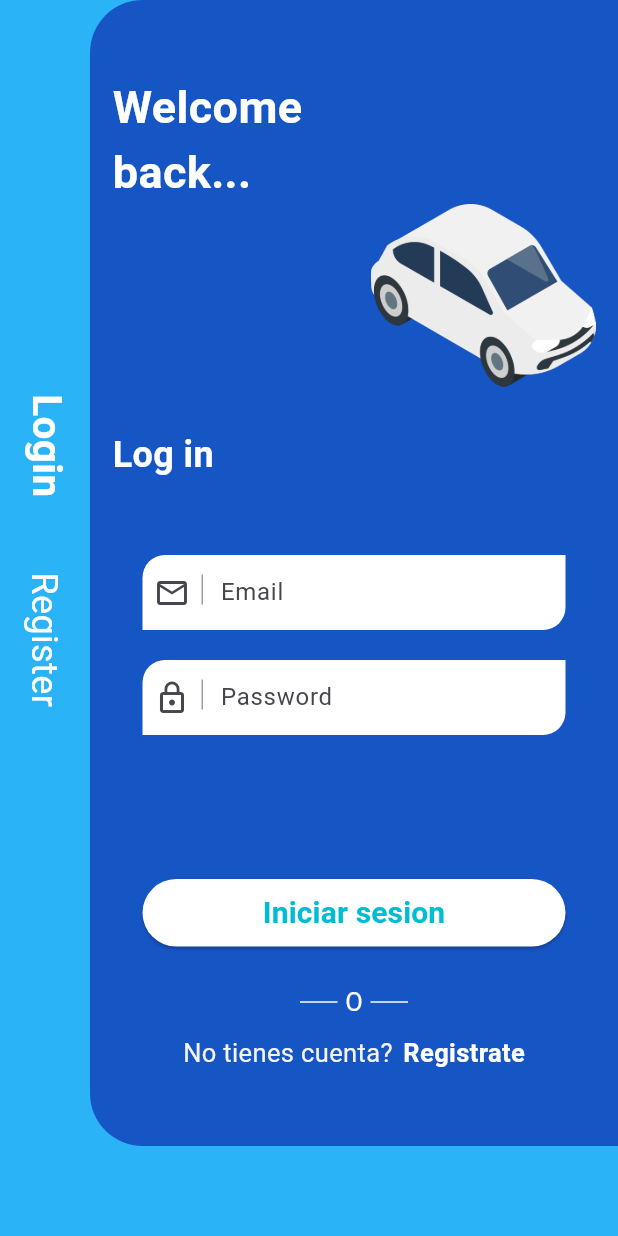
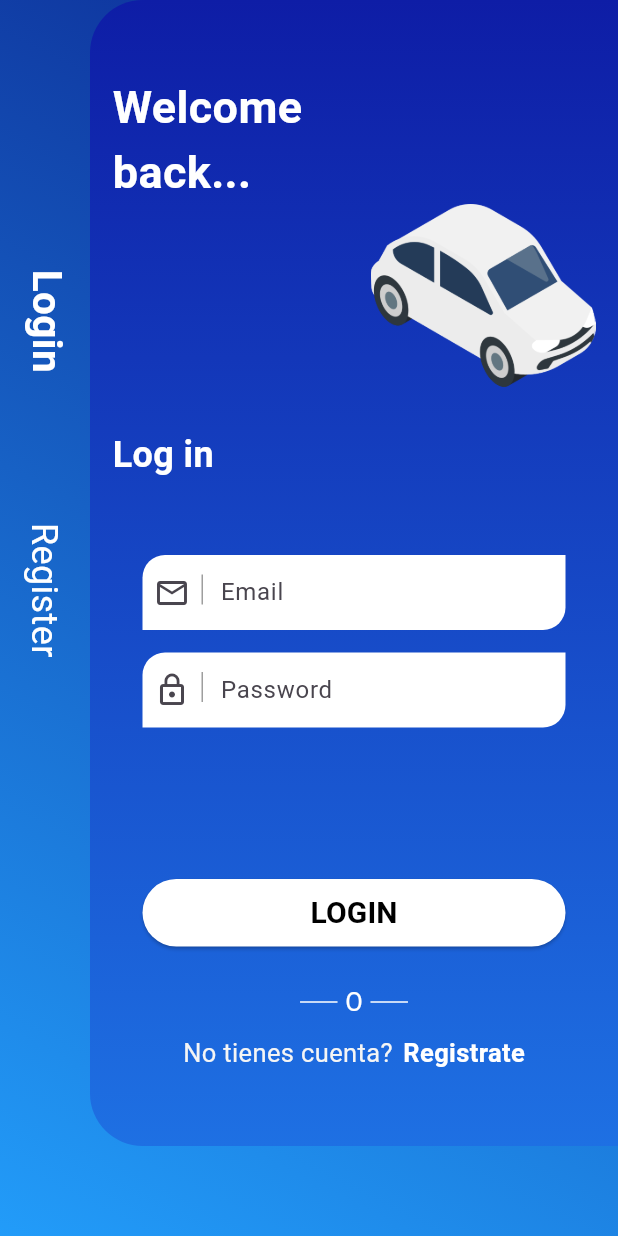
Before and after one commit to alanbalfonso/Flutter_Indriver_Clone, a Flutter app: the screen it shows after launch, on a phone screen of 412 x 824 dp. Run offline on Flutter 3.47's test engine with Material 3 defaults, Android fonts, the phone set to English and light mode, and no system bars.

Commit message:
nuevos archivos y programacion modular

```diff
--- a/app/indriver_clone_flutter/lib/main.dart
+++ b/app/indriver_clone_flutter/lib/main.dart
@@ -13,6 +13,7 @@ class MyApp extends StatelessWidget {
   Widget build(BuildContext context) {
     return MaterialApp(
         title: 'Flutter Demo',
+        debugShowCheckedModeBanner: false,
         theme: ThemeData(
           colorScheme: ColorScheme.fromSeed(seedColor: Colors.deepPurple),
           useMaterial3: true,
--- a/app/indriver_clone_flutter/lib/src/presentation/pages/auth/login/LoginContent.dart
+++ b/app/indriver_clone_flutter/lib/src/presentation/pages/auth/login/LoginContent.dart
@@ -1,4 +1,6 @@
 import 'package:flutter/material.dart';
+import 'package:indriver_clone_flutter/src/presentation/widgets/DefaultButton.dart';
+import 'package:indriver_clone_flutter/src/presentation/widgets/DefaultTextField.dart';
 
 class LoginContent extends StatelessWidget {
   const LoginContent({super.key});
@@ -9,38 +11,37 @@ class LoginContent extends StatelessWidget {
       Container(
         height: MediaQuery.of(context).size.height,
         width: MediaQuery.of(context).size.width,
-        color: const Color.fromARGB(255, 43, 179, 247),
+        decoration: BoxDecoration(
+          gradient: LinearGradient(
+              begin: Alignment.topRight,
+              end: Alignment.bottomLeft,
+              colors: [
+                Color.fromARGB(255, 12, 38, 145),
+                Color.fromARGB(255, 34, 156, 249)
+              ]),
+        ),
         padding: EdgeInsets.only(left: 12),
         child: Column(
           crossAxisAlignment: CrossAxisAlignment.start, //HORIZONTAL
           mainAxisAlignment: MainAxisAlignment.center, //VERTICAL
           children: [
-            RotatedBox(
-              quarterTurns: 1,
-              child: Text(
-                'Login',
-                style: TextStyle(
-                    color: Colors.white,
-                    fontSize: 27,
-                    fontWeight: FontWeight.bold),
-              ),
-            ),
-            SizedBox(height: 50),
-            RotatedBox(
-              quarterTurns: 1,
-              child: Text(
-                'Register',
-                style: TextStyle(color: Colors.white, fontSize: 24),
-              ),
-            ),
-            SizedBox(height: 90),
+            _textLoginRotated(),
+            SizedBox(height: 100),
+            _textRegisterRotated(),
+            SizedBox(height: MediaQuery.of(context).size.height * 0.25),
           ],
         ),
       ),
       Container(
         margin: EdgeInsets.only(left: 60, bottom: 60),
         decoration: BoxDecoration(
-            color: Color.fromARGB(255, 22, 85, 196),
+            gradient: LinearGradient(
+                begin: Alignment.topCenter,
+                end: Alignment.bottomCenter,
+                colors: [
+                  Color.fromARGB(255, 14, 29, 166),
+                  Color.fromARGB(255, 30, 112, 227)
+                ]),
             borderRadius: BorderRadius.only(
                 topLeft: Radius.circular(35), bottomLeft: Radius.circular(35))),
         child: Container(
@@ -48,120 +49,58 @@ class LoginContent extends StatelessWidget {
           child: Column(
             crossAxisAlignment: CrossAxisAlignment.start,
             children: [
+              SizedBox(height: 50),
+              //! Texto de welcome back
+              _textWelcome('Welcome'),
+              _textWelcome('back...'),
+              _imageCar(),
+              _textLogin(),
+              //! Textfield de email y password
+              DefaultTextField(text: 'Email', icon: Icons.email_outlined),
+              DefaultTextField(
+                text: 'Password',
+                icon: Icons.lock_outline,
+                margin: EdgeInsets.only(top: 15, left: 20, right: 20),
+              ),
+              Spacer(),
+              DefaultButton(text: 'LOGIN'),
+              _separatorOr(),
+              SizedBox(
+                height: 10,
+              ),
+              _textDonHaveAccount(),
               SizedBox(
                 height: 50,
-              ),
-              Text(
-                'Welcome',
-                style: TextStyle(
-                    fontSize: 30,
-                    color: Colors.white,
-                    fontWeight: FontWeight.bold),
-              ),
-              Text(
-                'back...',
-                style: TextStyle(
-                    fontSize: 30,
-                    color: Colors.white,
-                    fontWeight: FontWeight.bold),
-              ),
-              Container(
-                alignment: Alignment.centerRight,
-                child: Image.asset(
-                  'assets/img/car_white.png',
-                  width: 150,
-                  height: 150,
-                ),
-              ),
-              Text(
-                'Log in',
-                style: TextStyle(
-                    fontSize: 24,
-                    color: Colors.white,
-                    fontWeight: FontWeight.bold),
-              ),
-              Container(
-                height: 50, //altura del container de email
-                margin: EdgeInsets.only(top: 50, left: 20, right: 20),
-                decoration: BoxDecoration(
-                  color: Colors.white,
-                  borderRadius: BorderRadius.only(
-                    topLeft: Radius.circular(15),
-                    bottomRight: Radius.circular(15),
-                  ),
-                ),
-                child: TextFormField(
-                  decoration: InputDecoration(
-                    label: Text('Email'),
-                    border: InputBorder.none,
-                    prefixIcon: Container(
-                      margin: EdgeInsets.only(top: 12),
-                      child: Wrap(
-                        alignment: WrapAlignment.spaceEvenly,
-                        children: [
-                          Icon(Icons.email_outlined),
-                          Container(
-                            height: 20,
-                            width: 1,
-                            color: Colors.grey,
               )
             ],
           ),
         ),
       ),
+    ]);
+  }
+
+  Widget _textDonHaveAccount() {
+    return Row(
+      mainAxisAlignment: MainAxisAlignment.center,
+      children: [
+        Text(
+          'No tienes cuenta?',
+          style: TextStyle(color: Colors.grey[100], fontSize: 17),
         ),
+        SizedBox(
+          width: 7,
         ),
-              Container(
-                height: 50, //altura del container de password
-                margin: EdgeInsets.only(top: 20, left: 20, right: 20),
-                decoration: BoxDecoration(
-                  color: Colors.white,
-                  borderRadius: BorderRadius.only(
-                    topLeft: Radius.circular(15),
-                    bottomRight: Radius.circular(15),
-                  ),
-                ),
-                child: TextFormField(
-                  decoration: InputDecoration(
-                    label: Text('Password'),
-                    border: InputBorder.none,
-                    prefixIcon: Container(
-                      margin: EdgeInsets.only(top: 12),
-                      child: Wrap(
-                        alignment: WrapAlignment.spaceEvenly,
-                        children: [
-                          Icon(Icons.lock_outline),
-                          Container(
-                            height: 20,
-                            width: 1,
-                            color: Colors.grey,
+        Text(
+          'Registrate',
+          style: TextStyle(
+              color: Colors.white, fontWeight: FontWeight.bold, fontSize: 17),
         )
       ],
-                      ),
-                    ),
-                  ),
-                ),
-              ),
-              Spacer(),
-              Container(
-                height: 45,
-                width: MediaQuery.of(context).size.width,
-                // alignment: Alignment.center,
-                margin: EdgeInsets.only(bottom: 25, left: 20, right: 20),
-                child: ElevatedButton(
-                  onPressed: () {},
-                  style:
-                      ElevatedButton.styleFrom(backgroundColor: Colors.white),
-                  child: Text(
-                    'Iniciar sesion',
-                    style: TextStyle(
-                        color: Colors.cyan,
-                        fontSize: 20,
-                        fontWeight: FontWeight.bold),
-                  ),
-                ),
-              ),
-              Row(
+    );
+  }
+
+  Widget _separatorOr() {
+    return Row(
       mainAxisAlignment: MainAxisAlignment.center,
       children: [
         Container(
@@ -181,36 +120,54 @@ class LoginContent extends StatelessWidget {
           margin: EdgeInsets.only(left: 5),
         )
       ],
+    );
+  }
+
+  Widget _textLogin() {
+    return Text(
+      'Log in',
+      style: TextStyle(
+          fontSize: 24, color: Colors.white, fontWeight: FontWeight.bold),
+    );
+  }
+
+  Widget _imageCar() {
+    return Container(
+      alignment: Alignment.centerRight,
+      child: Image.asset(
+        'assets/img/car_white.png',
+        width: 150,
+        height: 150,
       ),
-              SizedBox(
-                height: 10,
+    );
+  }
+
+  Widget _textWelcome(String text) {
+    return Text(
+      text,
+      style: TextStyle(
+          fontSize: 30, color: Colors.white, fontWeight: FontWeight.bold),
+    );
+  }
+
+  Widget _textRegisterRotated() {
+    return RotatedBox(
+      quarterTurns: 1,
+      child: Text(
+        'Register',
+        style: TextStyle(color: Colors.white, fontSize: 24),
       ),
-              Row(
-                mainAxisAlignment: MainAxisAlignment.center,
-                children: [
-                  Text(
-                    'No tienes cuenta?',
-                    style: TextStyle(color: Colors.grey[100], fontSize: 17),
+    );
+  }
+
+  Widget _textLoginRotated() {
+    return RotatedBox(
+      quarterTurns: 1,
+      child: Text(
+        'Login',
+        style: TextStyle(
+            color: Colors.white, fontSize: 27, fontWeight: FontWeight.bold),
       ),
-                  SizedBox(
-                    width: 7,
-                  ),
-                  Text(
-                    'Registrate',
-                    style: TextStyle(
-                        color: Colors.white,
-                        fontWeight: FontWeight.bold,
-                        fontSize: 17),
-                  )
-                ],
-              ),
-              SizedBox(
-                height: 50,
-              )
-            ],
-          ),
-        ),
-      ),
-    ]);
+    );
   }
 }
--- /dev/null
+++ b/app/indriver_clone_flutter/lib/src/presentation/widgets/DefaultButton.dart
@@ -0,0 +1,30 @@
+import 'package:flutter/material.dart';
+
+class DefaultButton extends StatelessWidget {
+  String text;
+  Color color;
+  Color textColor;
+  DefaultButton(
+      {required this.text,
+      this.color = Colors.white,
+      this.textColor = Colors.black});
+
+  @override
+  Widget build(BuildContext context) {
+    return Container(
+      height: 45,
+      width: MediaQuery.of(context).size.width,
+      // alignment: Alignment.center,
+      margin: EdgeInsets.only(bottom: 25, left: 20, right: 20),
+      child: ElevatedButton(
+        onPressed: () {},
+        style: ElevatedButton.styleFrom(backgroundColor: color),
+        child: Text(
+          text,
+          style: TextStyle(
+              color: textColor, fontSize: 20, fontWeight: FontWeight.bold),
+        ),
+      ),
+    );
+  }
+}
--- /dev/null
+++ b/app/indriver_clone_flutter/lib/src/presentation/widgets/DefaultTextField.dart
@@ -0,0 +1,48 @@
+import 'package:flutter/material.dart';
+
+class DefaultTextField extends StatelessWidget {
+  String text;
+  IconData icon;
+  EdgeInsetsGeometry margin;
+
+  DefaultTextField({
+    required this.text,
+    required this.icon,
+    this.margin = const EdgeInsets.only(top: 50, left: 20, right: 20),
+  });
+
+  @override
+  Widget build(BuildContext context) {
+    return Container(
+      height: 50, //altura del container de email
+      margin: margin,
+      decoration: BoxDecoration(
+        color: Colors.white,
+        borderRadius: BorderRadius.only(
+          topLeft: Radius.circular(15),
+          bottomRight: Radius.circular(15),
+        ),
+      ),
+      child: TextFormField(
+        decoration: InputDecoration(
+          label: Text(text),
+          border: InputBorder.none,
+          prefixIcon: Container(
+            margin: EdgeInsets.only(top: 12),
+            child: Wrap(
+              alignment: WrapAlignment.spaceEvenly,
+              children: [
+                Icon(icon),
+                Container(
+                  height: 20,
+                  width: 1,
+                  color: Colors.grey,
+                )
+              ],
+            ),
+          ),
+        ),
+      ),
+    );
+  }
+}
```
Lines whose indentation alone changed are shown as unchanged.
